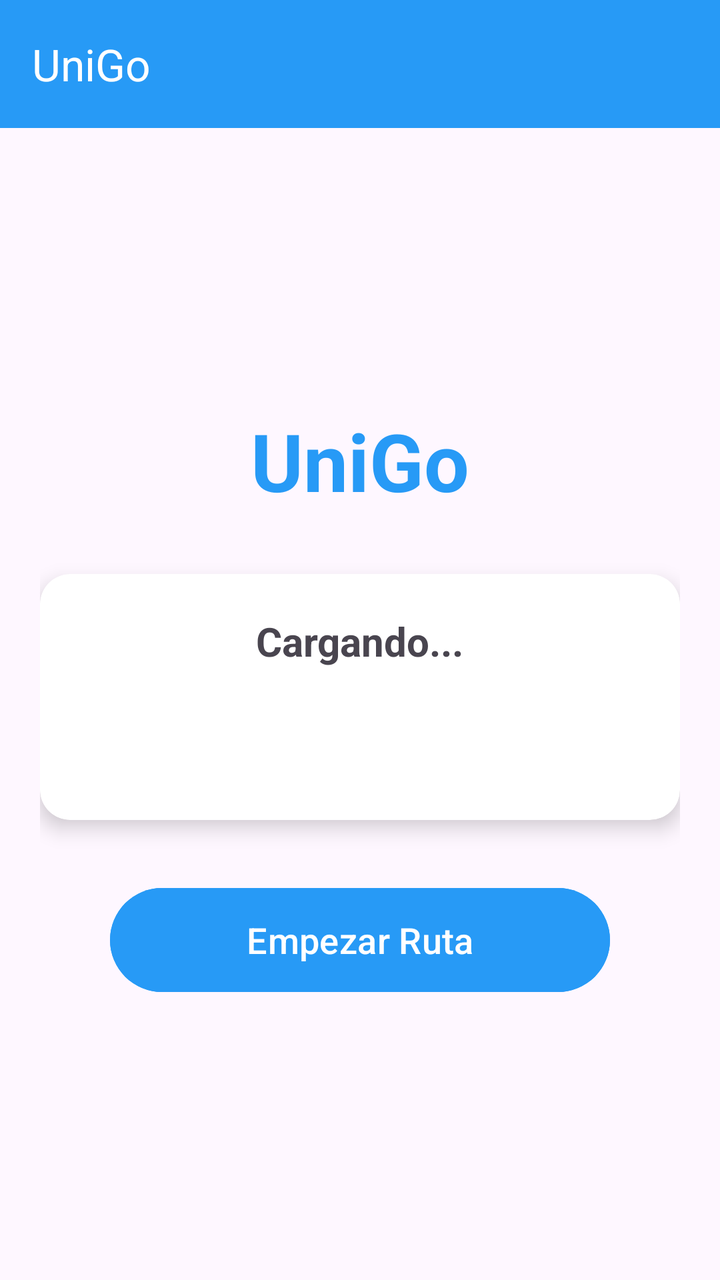
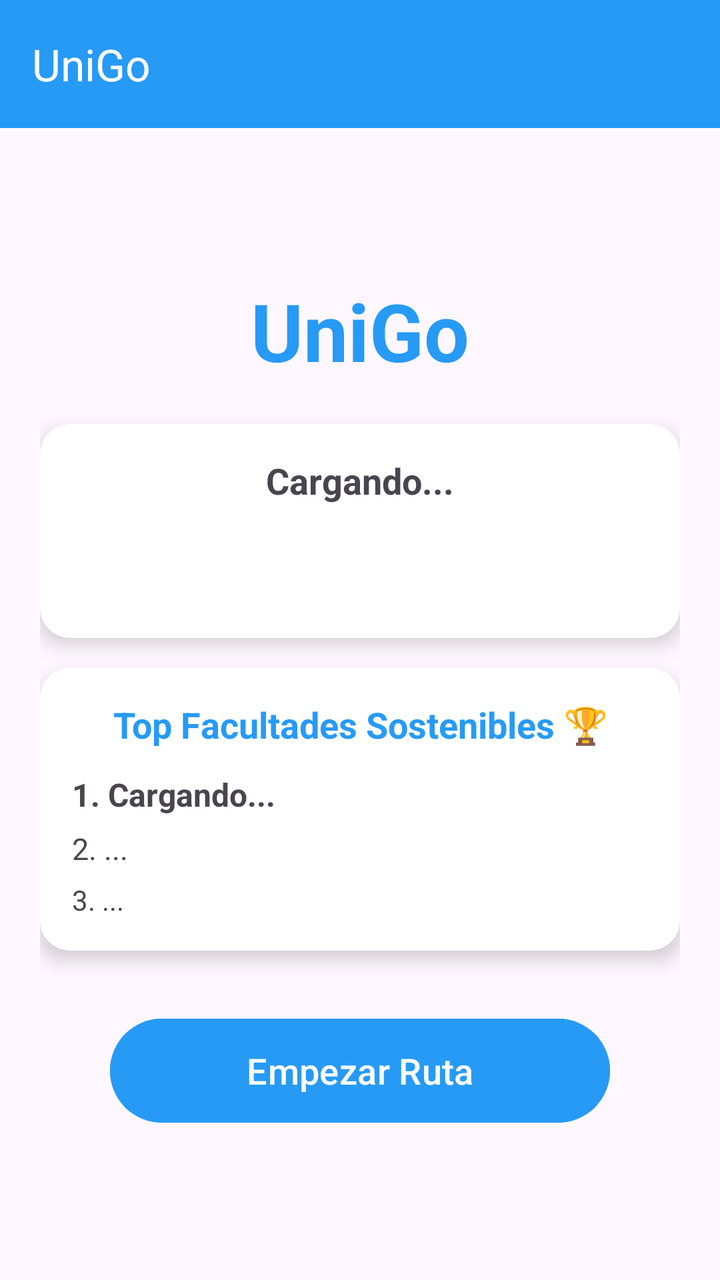

Compare the two renders of this Android layout. The source of the first and the diff that turns it into the second are given below.
<!-- AndroidManifest.xml: application theme Theme.Miau -->
<!-- res/layout/activity_main.xml -->
<?xml version="1.0" encoding="utf-8"?>
<androidx.drawerlayout.widget.DrawerLayout
    xmlns:android="http://schemas.android.com/apk/res/android"
    xmlns:app="http://schemas.android.com/apk/res-auto"
    xmlns:tools="http://schemas.android.com/tools"
    android:id="@+id/drawer_layout"
    android:layout_width="match_parent"
    android:layout_height="match_parent"
    android:fitsSystemWindows="true"
    tools:context=".MainActivity">

    <LinearLayout
        android:layout_width="match_parent"
        android:layout_height="match_parent"
        android:orientation="vertical">

        <androidx.appcompat.widget.Toolbar
            android:id="@+id/toolbar"
            android:layout_width="match_parent"
            android:layout_height="?attr/actionBarSize"
            android:background="?attr/colorPrimary"
            app:titleTextColor="@android:color/white"
            app:title="UniGo" />

        <LinearLayout
            android:id="@+id/contenido_principal"
            android:layout_width="match_parent"
            android:layout_height="match_parent"
            android:gravity="center"
            android:orientation="vertical"
            android:padding="20dp"
            android:visibility="visible">

            <TextView
                android:layout_width="wrap_content"
                android:layout_height="wrap_content"
                android:text="UniGo"
                android:textSize="40sp"
                android:textStyle="bold"
                android:textColor="?attr/colorPrimary"
                android:layout_marginBottom="30dp" />

            <androidx.cardview.widget.CardView
                android:layout_width="match_parent"
                android:layout_height="wrap_content"
                android:layout_marginBottom="30dp"
                app:cardCornerRadius="15dp"
                app:cardElevation="6dp">

                <LinearLayout
                    android:layout_width="match_parent"
                    android:layout_height="wrap_content"
                    android:orientation="vertical"
                    android:padding="20dp"
                    android:gravity="center">

                    <TextView
                        android:id="@+id/tvCityName"
                        android:layout_width="wrap_content"
                        android:layout_height="wrap_content"
                        android:text="Cargando..."
                        android:textSize="20sp"
                        android:textStyle="bold" />

                    <TextView
                        android:id="@+id/tvWeatherDesc"
                        android:layout_width="wrap_content"
                        android:layout_height="wrap_content"
                        android:layout_marginTop="5dp"
                        android:text=""
                        android:textAlignment="center"
                        android:textSize="16sp" />

                    <TextView
                        android:id="@+id/tvTemps"
                        android:layout_width="wrap_content"
                        android:layout_height="wrap_content"
                        android:layout_marginTop="5dp"
                        android:textSize="18sp"
                        android:textColor="@android:color/darker_gray" />
                </LinearLayout>
            </androidx.cardview.widget.CardView>

            <Button
                android:id="@+id/btnEntrar"
                android:layout_width="250dp"
                android:layout_height="60dp"
                android:text="Empezar Ruta"
                android:textSize="18sp"
                android:backgroundTint="?attr/colorPrimary"
                android:textColor="@android:color/white" />
        </LinearLayout>

        <FrameLayout
            android:id="@+id/fragment_container"
            android:layout_width="match_parent"
            android:layout_height="match_parent" />

    </LinearLayout>

    <com.google.android.material.navigation.NavigationView
        android:id="@+id/nav_view"
        android:layout_width="wrap_content"
        android:layout_height="match_parent"
        android:layout_gravity="start"
        app:menu="@menu/nav_menu" />

</androidx.drawerlayout.widget.DrawerLayout>
<!-- resources referenced by this layout -->
<resources>
  <style name="Theme.Miau" parent="Base.Theme.Miau" />
  <style name="Base.Theme.Miau" parent="Theme.Material3.DayNight.NoActionBar">
          <item name="colorPrimary">@color/blue_primary</item>
          <item name="colorPrimaryVariant">@color/blue_primary_dark</item>
          <item name="colorSecondary">@color/accent</item>
      </style>
  <color name="blue_primary">#279AF6</color>
  <color name="blue_primary_dark">#155BA2</color>
  <color name="accent">#ED427C</color>
</resources>

<!-- the commit's change to res/layout/activity_main.xml (unified diff, before → after) -->
@@ -38,7 +38,48 @@
                 android:textSize="40sp"
                 android:textStyle="bold"
                 android:textColor="?attr/colorPrimary"
-                android:layout_marginBottom="30dp" />
+                android:layout_marginBottom="20dp" />
+
+            <androidx.cardview.widget.CardView
+                android:layout_width="match_parent"
+                android:layout_height="wrap_content"
+                android:layout_marginBottom="15dp"
+                app:cardCornerRadius="15dp"
+                app:cardElevation="6dp">
+
+                <LinearLayout
+                    android:layout_width="match_parent"
+                    android:layout_height="wrap_content"
+                    android:orientation="vertical"
+                    android:padding="16dp"
+                    android:gravity="center">
+
+                    <TextView
+                        android:id="@+id/tvCityName"
+                        android:layout_width="wrap_content"
+                        android:layout_height="wrap_content"
+                        android:text="Cargando..."
+                        android:textSize="18sp"
+                        android:textStyle="bold" />
+
+                    <TextView
+                        android:id="@+id/tvWeatherDesc"
+                        android:layout_width="wrap_content"
+                        android:layout_height="wrap_content"
+                        android:layout_marginTop="5dp"
+                        android:text=""
+                        android:textAlignment="center"
+                        android:textSize="14sp" />
+
+                    <TextView
+                        android:id="@+id/tvTemps"
+                        android:layout_width="wrap_content"
+                        android:layout_height="wrap_content"
+                        android:layout_marginTop="5dp"
+                        android:textSize="16sp"
+                        android:textColor="@android:color/darker_gray" />
+                </LinearLayout>
+            </androidx.cardview.widget.CardView>
 
             <androidx.cardview.widget.CardView
                 android:layout_width="match_parent"
@@ -51,33 +92,41 @@
                     android:layout_width="match_parent"
                     android:layout_height="wrap_content"
                     android:orientation="vertical"
-                    android:padding="20dp"
-                    android:gravity="center">
+                    android:padding="16dp">
 
                     <TextView
-                        android:id="@+id/tvCityName"
-                        android:layout_width="wrap_content"
+                        android:layout_width="match_parent"
                         android:layout_height="wrap_content"
-                        android:text="Cargando..."
-                        android:textSize="20sp"
-                        android:textStyle="bold" />
+                        android:text="Top Facultades Sostenibles 🏆"
+                        android:textSize="18sp"
+                        android:textStyle="bold"
+                        android:textAlignment="center"
+                        android:textColor="?attr/colorPrimary"
+                        android:layout_marginBottom="12dp" />
 
                     <TextView
-                        android:id="@+id/tvWeatherDesc"
-                        android:layout_width="wrap_content"
+                        android:id="@+id/tvTop1"
+                        android:layout_width="match_parent"
                         android:layout_height="wrap_content"
-                        android:layout_marginTop="5dp"
-                        android:text=""
-                        android:textAlignment="center"
-                        android:textSize="16sp" />
+                        android:text="1. Cargando..."
+                        android:textSize="16sp"
+                        android:textStyle="bold"
+                        android:layout_marginBottom="6dp"/>
 
                     <TextView
-                        android:id="@+id/tvTemps"
-                        android:layout_width="wrap_content"
+                        android:id="@+id/tvTop2"
+                        android:layout_width="match_parent"
                         android:layout_height="wrap_content"
-                        android:layout_marginTop="5dp"
-                        android:textSize="18sp"
-                        android:textColor="@android:color/darker_gray" />
+                        android:text="2. ..."
+                        android:textSize="15sp"
+                        android:layout_marginBottom="6dp"/>
+
+                    <TextView
+                        android:id="@+id/tvTop3"
+                        android:layout_width="match_parent"
+                        android:layout_height="wrap_content"
+                        android:text="3. ..."
+                        android:textSize="14sp"/>
                 </LinearLayout>
             </androidx.cardview.widget.CardView>
 
